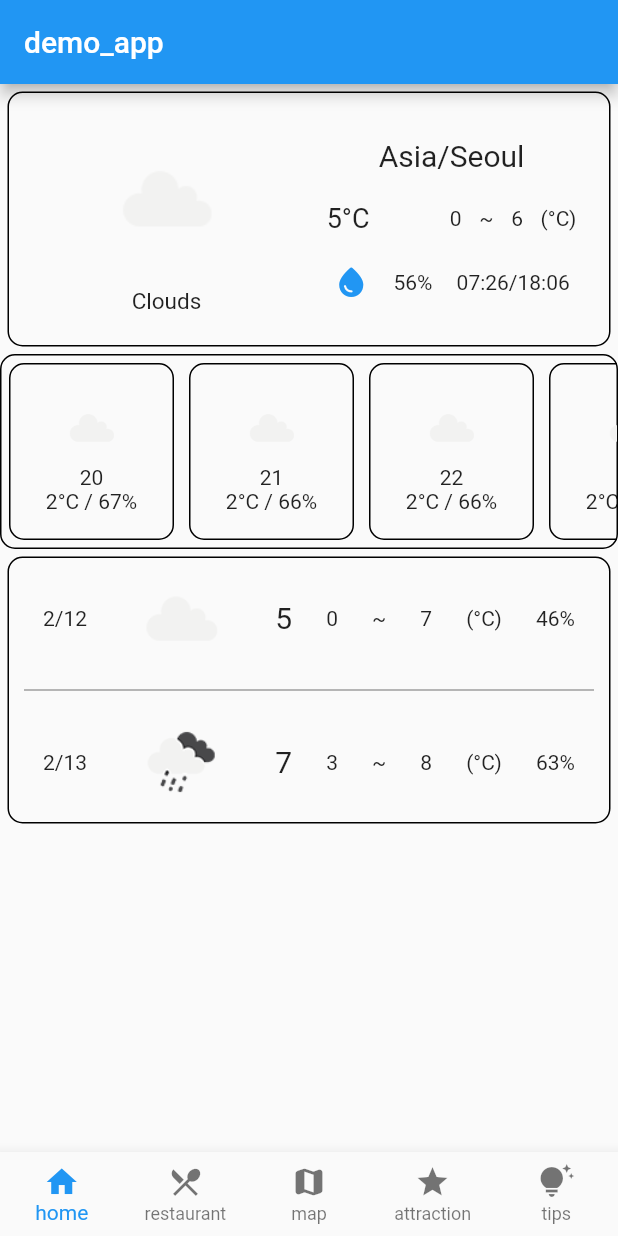
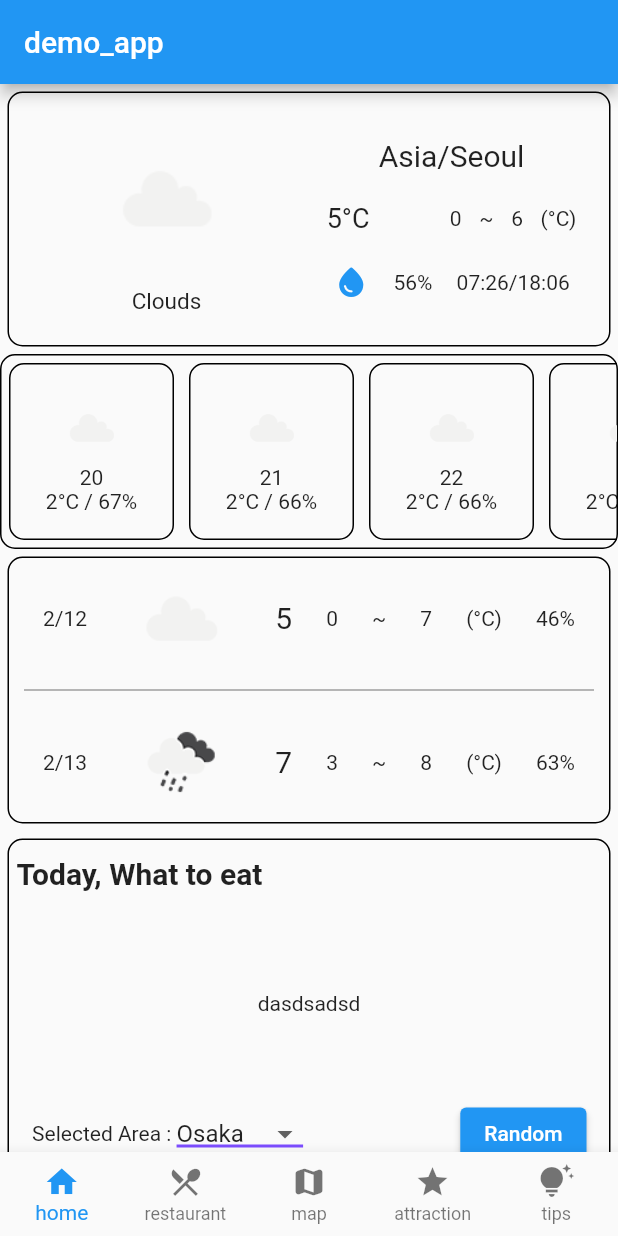
Before and after one commit to leejunyoung8631/ProtoJapanApp, a Flutter app: the screen it shows after launch, on a phone screen of 412 x 824 dp. Run offline on Flutter 3.47's test engine with Material 2 defaults, Android fonts, the phone set to English and light mode, and no system bars; our stand-ins replace cloud_firestore, firebase_core, flutter_dotenv, geolocator, google_maps_flutter; missing offline and left inert: dart:ffi, dart:html; accounts and stored records are empty; generated files the repository leaves out were written again.

Commit message:
fix error, make restaurant

```diff
--- a/lib/home.dart
+++ b/lib/home.dart
@@ -19,7 +19,30 @@ class _HomePageState extends State<HomePage> {
 
   // final weather_api = dotenv.env['OPENWEATHER'];
 
-  /////////// temp//////??//////??//////??//////??//////??
+  // whole page
+  @override
+  Widget build(BuildContext context) {
+    return SingleChildScrollView(
+      child: Column(
+        children: [
+          Weather(),
+          RestaurantGenerator(),
+        ],
+      ),
+    );
+  }
+}
+
+// Showing Weather
+class Weather extends StatefulWidget {
+  Weather({key: Key});
+
+  @override
+  State<Weather> createState() => _StateWeather();
+}
+
+class _StateWeather extends State<Weather> {
+  // bring data
   Future<dynamic> readJson() async {
     final String response =
         await rootBundle.loadString("assets/etc/testcall2.json");
@@ -27,32 +50,6 @@ class _HomePageState extends State<HomePage> {
     debugPrint("read jsonfile");
 
     return WholeWeather(d);
-  }
-
-  //////??//////??//////??//////??//////??//////??//////??
-
-  Widget weather() {
-    return FutureBuilder(
-      future: readJson(),
-      builder: (context, snapshot) {
-        if (snapshot.hasData == false) {
-          return CircularProgressIndicator();
-        } else {
-          return Expanded(
-            child: Column(
-              children: [
-                // today realtime
-                realtime(snapshot.data),
-                // today timeline
-                timeline(snapshot.data),
-                // future weather
-                futureweather(snapshot.data),
-              ],
-            ),
-          );
-        }
-      },
-    );
   }
 
   Widget realtime(var data) {
@@ -220,17 +217,142 @@ class _HomePageState extends State<HomePage> {
     );
   }
 
-  Widget restaurantGenerator() {
-    return Container();
+  @override
+  Widget build(BuildContext context) {
+    return FutureBuilder(
+      future: readJson(),
+      builder: (context, snapshot) {
+        if (snapshot.hasData == false) {
+          return CircularProgressIndicator();
+        } else {
+          return Column(
+            children: [
+              // today realtime
+              realtime(snapshot.data),
+              // today timeline
+              timeline(snapshot.data),
+              // future weather
+              futureweather(snapshot.data),
+            ],
+          );
+        }
+      },
+    );
   }
+}
+
+// Random generator of restaurant
+class RestaurantGenerator extends StatefulWidget {
+  RestaurantGenerator({key: Key});
+
+  @override
+  State<RestaurantGenerator> createState() => _RestaurantGeneratorState();
+}
+
+class _RestaurantGeneratorState extends State<RestaurantGenerator> {
+  final _area = ["Osaka", "Tokyo", "Fukuoka", "Kobe", "Nagoya"];
+  String _selectArea = "Osaka";
+  String component = "aa";
 
   @override
   Widget build(BuildContext context) {
-    return Column(
-      children: [
-        weather(),
-        restaurantGenerator(),
-      ],
+    return Container(
+      padding: EdgeInsets.all(5),
+      margin: EdgeInsets.all(5),
+      decoration: BoxDecoration(
+        border: Border.all(width: 1),
+        borderRadius: BorderRadius.circular(10),
+      ),
+      height: 220,
+      child: Column(
+        children: [
+          Flexible(
+              flex: 1,
+              child: Container(
+                alignment: Alignment.centerLeft,
+                child: Text(
+                  "Today, What to eat",
+                  style: TextStyle(fontSize: 20, fontWeight: FontWeight.bold),
+                ),
+              )),
+          Flexible(
+            flex: 4,
+            child: (component == "aa")
+                ? Container(
+                    child: Text("dasdsadsd"),
+                    alignment: Alignment.center,
+                  ) // before clicking random
+                : Row(
+                    children: [
+                      // image of restaurant
+                      Flexible(
+                        flex: 2,
+                        child: Text("dsad"),
+                      ),
+                      // spec of restaurant
+                      Flexible(
+                          flex: 3,
+                          child: Column(
+                            children: [
+                              Row(
+                                children: [
+                                  Text("Category Name"),
+                                  Text("Menu : MenuName"),
+                                ],
+                              ),
+                              Row(
+                                children: [
+                                  Text("location : "),
+                                  Text("location of restaurant"),
+                                ],
+                              ),
+                              Row(
+                                children: [Text("price : ")],
+                              ),
+                            ],
+                          )),
+                    ],
+                  ),
+          ),
+          Flexible(
+            flex: 1,
+            child: Row(
+              children: [
+                Text("   Selected Area : "),
+                DropdownButton(
+                  value: _selectArea,
+                  underline: Container(
+                    height: 2,
+                    color: Colors.deepPurpleAccent,
+                  ),
+                  items: _area.map<DropdownMenuItem<String>>((e) {
+                    return DropdownMenuItem<String>(
+                      value: e,
+                      child: Text(e),
+                    );
+                  }).toList(),
+                  onChanged: (String? e) {
+                    setState(() {
+                      _selectArea = e!;
+                    });
+                  },
+                ),
+                Expanded(child: Text("")),
+                ElevatedButton(
+                    onPressed: () {
+                      setState(() {
+                        component = _selectArea;
+                      });
+                    },
+                    child: Text("Random")),
+                SizedBox(
+                  width: 10,
+                ),
+              ],
+            ),
+          ),
+        ],
+      ),
     );
   }
 }
--- a/lib/main.dart
+++ b/lib/main.dart
@@ -17,9 +17,7 @@ import 'package:flutter_dotenv/flutter_dotenv.dart'; // for apikey
 void main() async {
   // add firebase
   WidgetsFlutterBinding.ensureInitialized();
-  await Firebase.initializeApp(
-    options: DefaultFirebaseOptions.currentPlatform,
-  );
+  await Firebase.initializeApp(options: DefaultFirebaseOptions.currentPlatform);
   await dotenv.load(fileName: ".env");
 
   runApp(const MyApp());
```
